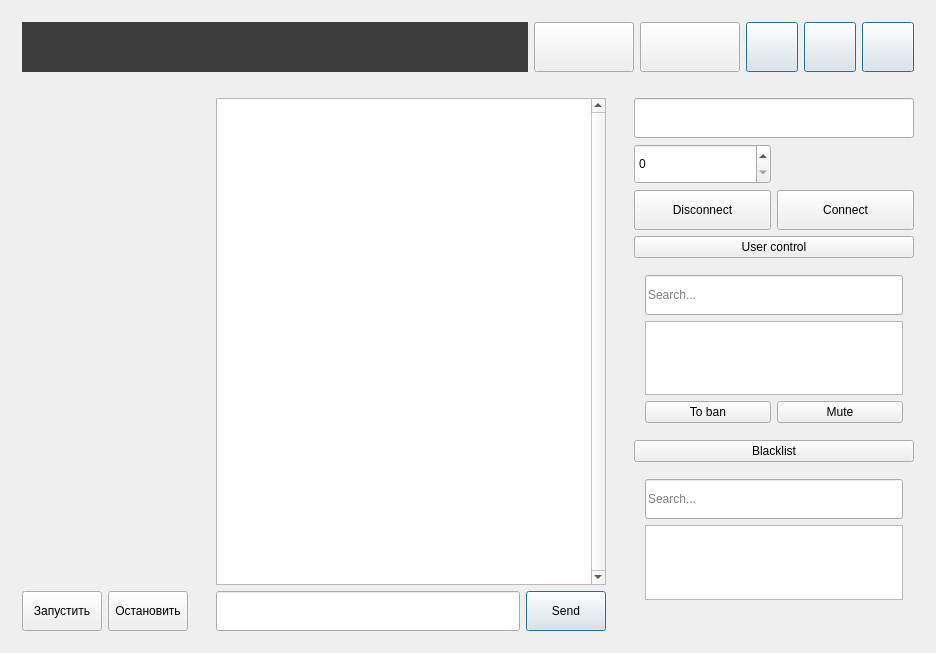
First picture: the form in FreePolyCall_2019/PolyChat_app/mainwindow.ui, repository GregoryBaranov/ib_stream_service, before the edit.
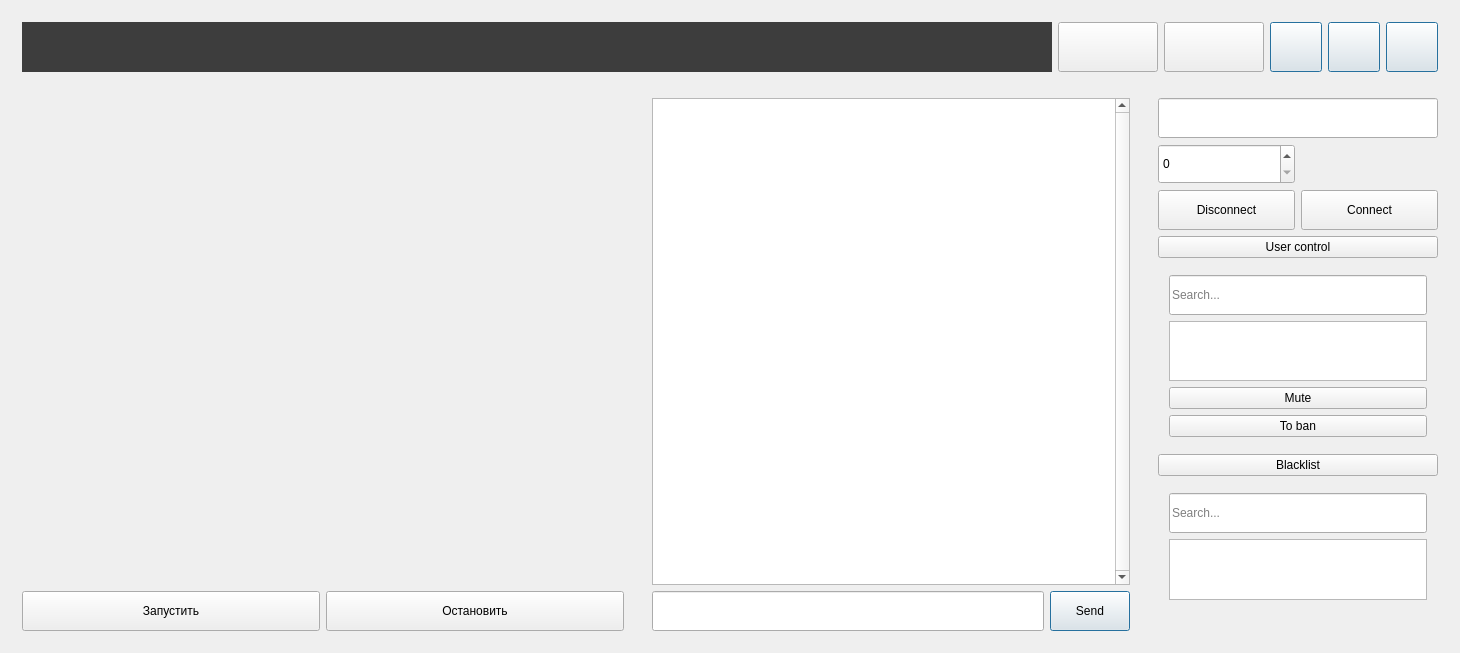
Second picture: the form after the edit.

The edit to the form file:
```diff
--- a/FreePolyCall_2019/PolyChat_app/mainwindow.ui
+++ b/FreePolyCall_2019/PolyChat_app/mainwindow.ui
@@ -6,7 +6,7 @@
    <rect>
     <x>0</x>
     <y>0</y>
-    <width>936</width>
+    <width>1460</width>
     <height>653</height>
    </rect>
   </property>
@@ -427,6 +427,9 @@
           </size>
          </property>
          <layout class="QGridLayout" name="gridLayout_3">
+          <item row="1" column="0" colspan="2">
+           <widget class="QListWidget" name="listViewUser"/>
+          </item>
           <item row="0" column="0" colspan="2">
            <widget class="QLineEdit" name="lineSearchUserList">
             <property name="minimumSize">
@@ -440,23 +443,20 @@
             </property>
            </widget>
           </item>
-          <item row="1" column="0" colspan="2">
-           <widget class="QListWidget" name="listViewUser"/>
-          </item>
-          <item row="2" column="0">
-           <widget class="QPushButton" name="To_Ban_Button">
-            <property name="text">
-             <string>To ban</string>
-            </property>
-           </widget>
-          </item>
-          <item row="2" column="1">
+          <item row="2" column="0" colspan="2">
            <widget class="QPushButton" name="Mute_Button">
             <property name="text">
              <string>Mute</string>
             </property>
            </widget>
           </item>
+          <item row="3" column="0" colspan="2">
+           <widget class="QPushButton" name="To_Ban_Button">
+            <property name="text">
+             <string>To ban</string>
+            </property>
+           </widget>
+          </item>
          </layout>
         </widget>
        </item>
```
